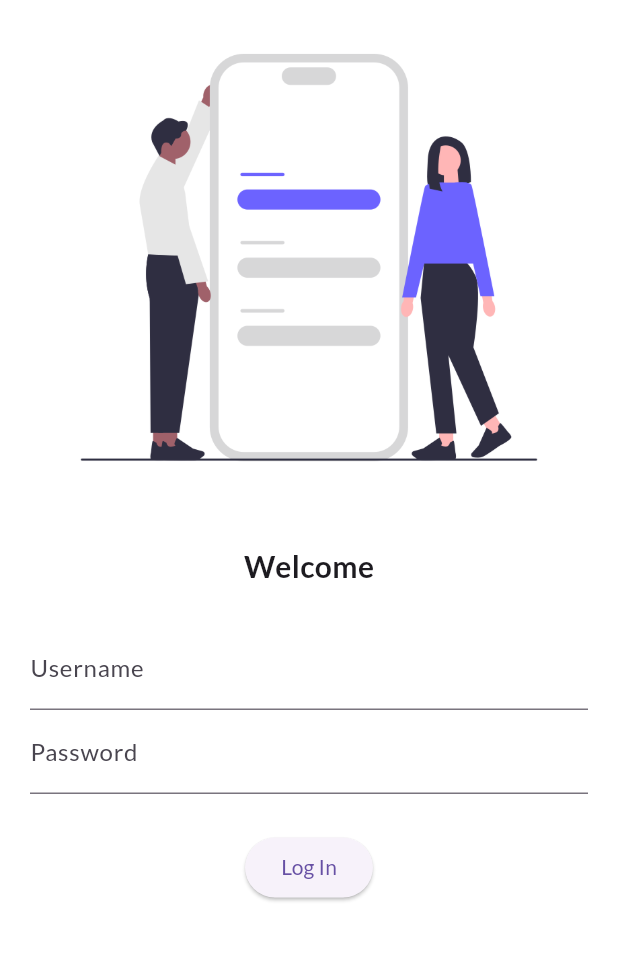
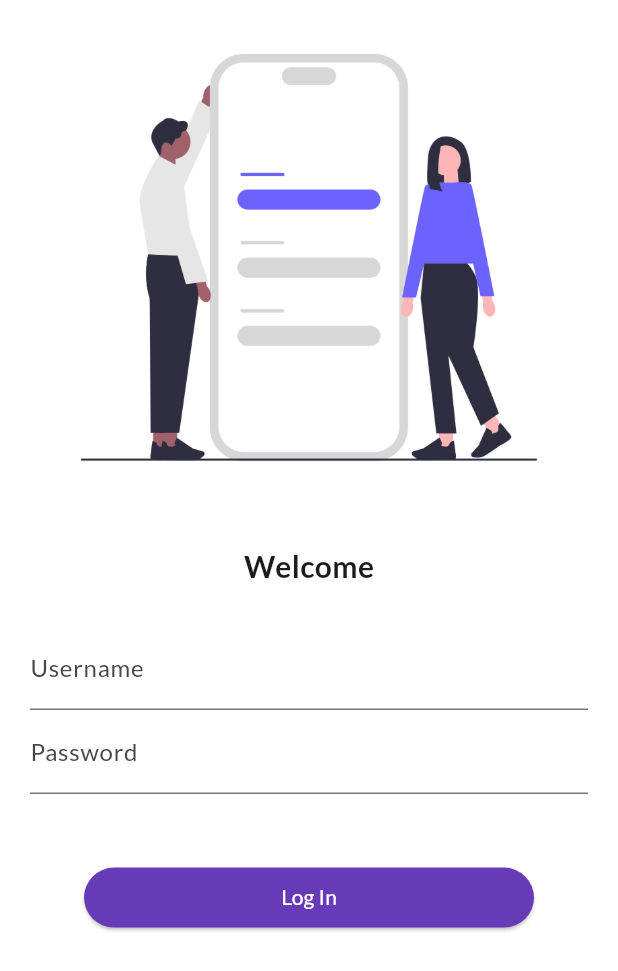
Before and after one commit to Muhammad-Sharafat/30-Days_Of_Flutter, a Flutter app: the screen it shows after launch, on a phone screen of 412 x 824 dp. Shown: the top 971 px of the screen. Run offline on Flutter 3.47's test engine with Material 3 defaults, Android fonts, the phone set to English and light mode, and no system bars; our stand-ins replace google_fonts.

Commit message:
day5 completed

```diff
--- a/lib/main.dart
+++ b/lib/main.dart
@@ -4,6 +4,7 @@ import 'package:flutter/material.dart';
 import 'package:google_fonts/google_fonts.dart';
 import 'package:thirty_days_flutter/screens/home_screen.dart';
 import 'package:thirty_days_flutter/screens/login_screen.dart';
+import 'package:thirty_days_flutter/utils/routes.dart';
 
 void main() {
   runApp(const MyApp());
@@ -19,6 +20,7 @@ class MyApp extends StatelessWidget {
     // bool isMale = true;
 
     return MaterialApp(
+      debugShowCheckedModeBanner: false,
       // home: const HomeScreen(),
       theme: ThemeData(
         // primaryTextTheme: GoogleFonts.latoTextTheme(),
@@ -27,10 +29,10 @@ class MyApp extends StatelessWidget {
       themeMode: ThemeMode.light,
       darkTheme: ThemeData(brightness: Brightness.dark),
 
-      initialRoute: "/LogIn",
       routes: {
-        "/": (context) => const HomeScreen(),
-        "/LogIn": (context) => const LoginScreen(),
+        "/": (context) => const LoginScreen(),
+        MyRoutes.HomeRoute: (context) => const HomeScreen(),
+        MyRoutes.LoginRoute: (context) => const LoginScreen(),
       },
     );
   }
--- a/lib/screens/login_screen.dart
+++ b/lib/screens/login_screen.dart
@@ -2,14 +2,21 @@
 // import 'package:google_fonts/google_fonts.dart';
 
 import 'package:flutter/material.dart';
+import 'package:thirty_days_flutter/utils/routes.dart';
 
-class LoginScreen extends StatelessWidget {
+class LoginScreen extends StatefulWidget {
   const LoginScreen({super.key});
 
+  @override
+  State<LoginScreen> createState() => _LoginScreenState();
+}
+
+class _LoginScreenState extends State<LoginScreen> {
   @override
   Widget build(BuildContext context) {
     return Material(
       color: Colors.white,
+      child: SingleChildScrollView(
         child: Column(
           children: [
             Image.asset(
@@ -43,14 +50,21 @@ class LoginScreen extends StatelessWidget {
               ),
             ),
             const SizedBox(
-            height: 20.0,
+              height: 40.0,
             ),
             ElevatedButton(
-            onPressed: () {},
+              onPressed: () {
+                Navigator.pushNamed(context, MyRoutes.HomeRoute);
+              },
+              // style: TextButton.styleFrom(minimumSize: Size(300, 40), backgroundColor: Colors.deepPurple, ),
+              style: ElevatedButton.styleFrom(
+                  foregroundColor: Colors.white,
+                  backgroundColor: Colors.deepPurple,
+                  fixedSize: const Size(300, 30)),
               child: const Text('Log In'),
-            // style: ButtonStyle(),
             )
           ],
+        ),
       ),
     );
   }
--- /dev/null
+++ b/lib/utils/routes.dart
@@ -0,0 +1,4 @@
+class MyRoutes {
+  static String LoginRoute = "/login";
+  static String HomeRoute = "/home";
+}
```
Lines whose indentation alone changed are shown as unchanged.
